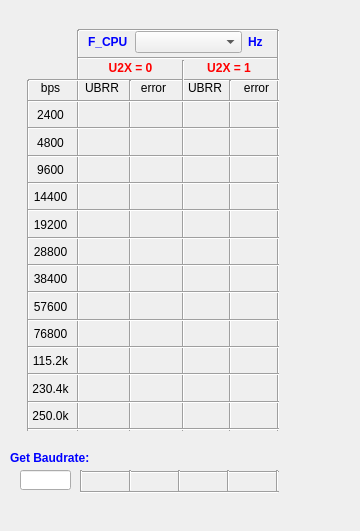
The window that ubrr_calculator.ui (Patrix354/PK_AVR_Calculator) describes before a commit, drawn with Qt 5.
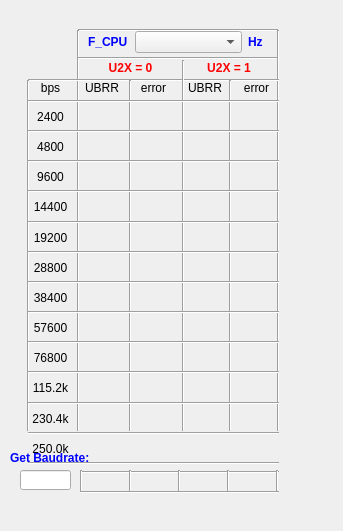
The same window after the commit.

```diff
--- a/ubrr_calculator.ui
+++ b/ubrr_calculator.ui
@@ -6,7 +6,7 @@
    <rect>
     <x>0</x>
     <y>0</y>
-    <width>360</width>
+    <width>343</width>
     <height>531</height>
    </rect>
   </property>
@@ -300,7 +300,7 @@
      <x>28</x>
      <y>100</y>
      <width>251</width>
-     <height>331</height>
+     <height>365</height>
     </rect>
    </property>
    <layout class="QVBoxLayout" name="verticalLayout">
@@ -1183,7 +1183,7 @@
     <set>Qt::AlignCenter</set>
    </property>
   </widget>
-  <widget class="QWidget" name="">
+  <widget class="QWidget" name="layoutWidget">
    <property name="geometry">
     <rect>
      <x>40</x>
```
